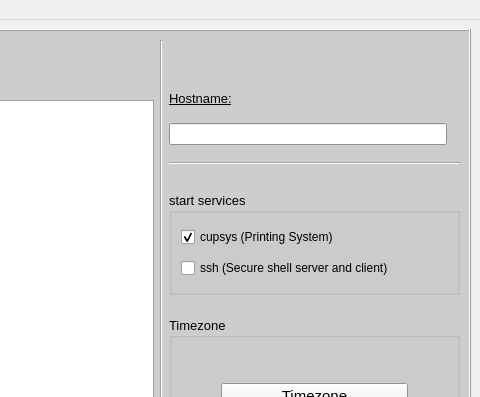
Before: the Qt Designer form ui/mainwindow.ui in fullstory-morgue/pyfll-installer, drawn with Qt 5; both pictures show x 157 to 637 and y 0 to 397 of the 637 by 521 pixel window.
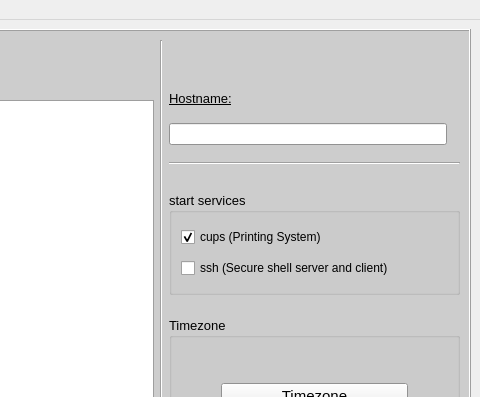
After: the same form once the commit is applied. The open tabs and pages were chosen to show the change. Icons and pictures are not drawn.

Commit message: cupsys --> cups.

```diff
--- a/ui/mainwindow.ui
+++ b/ui/mainwindow.ui
@@ -1232,7 +1232,7 @@
                 </font>
                </property>
                <property name="text" >
-                <string>cupsys (Printing System)</string>
+                <string>cups (Printing System)</string>
                </property>
                <property name="checked" >
                 <bool>true</bool>
```
Left out of the diff: 2 changed lines with no effect on the pictures. The commit also changes 5 other files.
